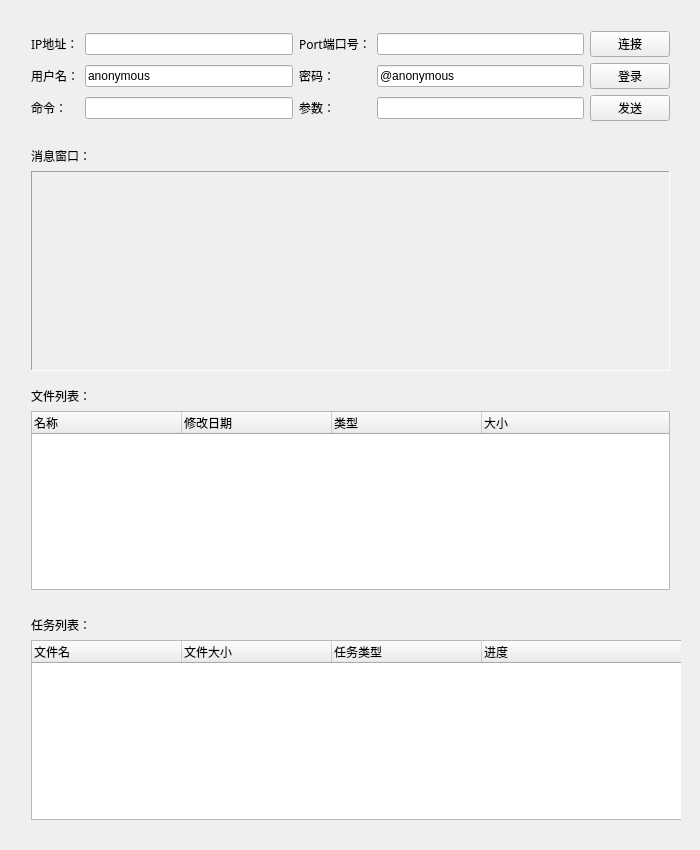
Qt form FTP_client_GUI/FTP_client_GUI.ui (JL-Cheng/UDP_FTP_work) before a commit.
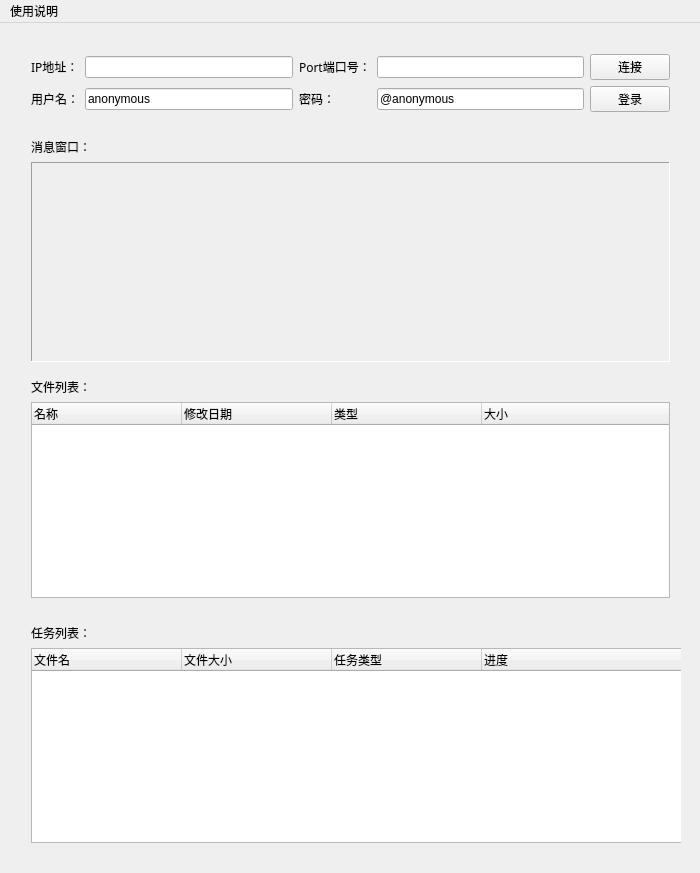
The same form after that commit.

Commit message: 创建菜单栏中帮助选项

The edit to the form file:
```diff
--- a/FTP_client_GUI/FTP_client_GUI.ui
+++ b/FTP_client_GUI/FTP_client_GUI.ui
@@ -140,50 +140,6 @@
          </property>
         </widget>
        </item>
-       <item row="3" column="6">
-        <widget class="QPushButton" name="send_button">
-         <property name="font">
-          <font>
-           <family>黑体</family>
-          </font>
-         </property>
-         <property name="text">
-          <string>发送</string>
-         </property>
-        </widget>
-       </item>
-       <item row="3" column="5">
-        <widget class="QLineEdit" name="param_lineEdit"/>
-       </item>
-       <item row="3" column="1">
-        <widget class="QLabel" name="label_17">
-         <property name="font">
-          <font>
-           <family>黑体</family>
-           <pointsize>9</pointsize>
-          </font>
-         </property>
-         <property name="text">
-          <string>命令：</string>
-         </property>
-        </widget>
-       </item>
-       <item row="3" column="2">
-        <widget class="QLineEdit" name="command_lineEdit"/>
-       </item>
-       <item row="3" column="4">
-        <widget class="QLabel" name="label_18">
-         <property name="font">
-          <font>
-           <family>黑体</family>
-           <pointsize>9</pointsize>
-          </font>
-         </property>
-         <property name="text">
-          <string>参数：</string>
-         </property>
-        </widget>
-       </item>
       </layout>
      </item>
      <item>
@@ -550,6 +506,28 @@
     </layout>
    </widget>
   </widget>
+  <widget class="QMenuBar" name="menuBar">
+   <property name="geometry">
+    <rect>
+     <x>0</x>
+     <y>0</y>
+     <width>700</width>
+     <height>26</height>
+    </rect>
+   </property>
+   <widget class="QMenu" name="menu">
+    <property name="title">
+     <string>使用说明</string>
+    </property>
+    <addaction name="act_help"/>
+   </widget>
+   <addaction name="menu"/>
+  </widget>
+  <action name="act_help">
+   <property name="text">
+    <string>help</string>
+   </property>
+  </action>
  </widget>
  <layoutdefault spacing="6" margin="11"/>
  <resources>
```
Left out of the diff: 96 changed lines with no effect on the pictures. The commit also changes 2 other files.
